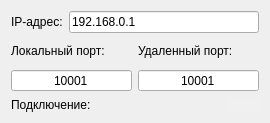
AlexanderMokhov/AR-600Controller, file src/Widgets/ControlWidgets/ConnectionControlW.ui: the form before one commit.
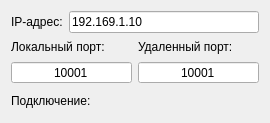
The form after the commit. Icons and pictures are not drawn.

What changed in the file:
```diff
--- a/src/Widgets/ControlWidgets/ConnectionControlW.ui
+++ b/src/Widgets/ControlWidgets/ConnectionControlW.ui
@@ -37,7 +37,7 @@
        <item>
         <widget class="QLineEdit" name="lineEdit">
          <property name="text">
-          <string>192.168.0.1</string>
+          <string>192.169.1.10</string>
          </property>
         </widget>
        </item>
@@ -145,7 +145,7 @@
           <bool>true</bool>
          </property>
          <property name="checked">
-          <bool>true</bool>
+          <bool>false</bool>
          </property>
          <property name="flat">
           <bool>true</bool>
```
Left out of the diff: 12 changed lines with no effect on the pictures.
